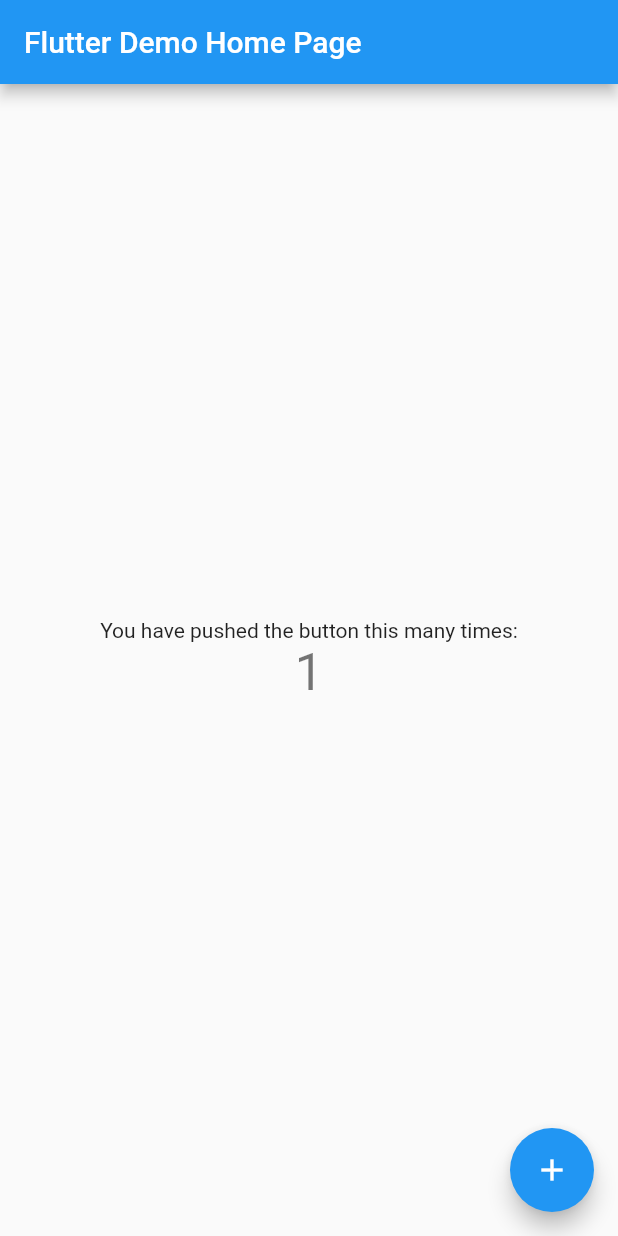
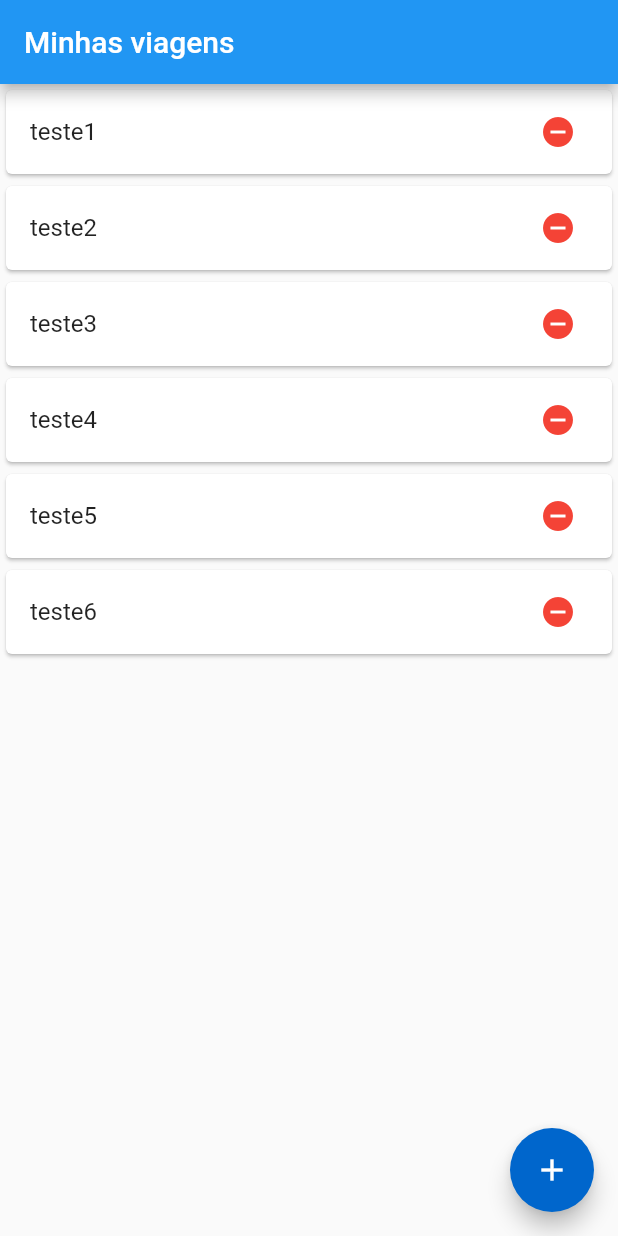
Before and after one commit to ayoline/minhas-viagens, a Flutter app: the screen it shows after launch, after a tap on the "add" icon, on a phone screen of 412 x 824 dp. Run offline on Flutter 3.47's test engine with Material 2 defaults, Android fonts, the light colour scheme and no system bars.

Commit message:
adiciona e configura  SplashScreen, adiciona floatingActionButton e ListTile

```diff
--- /dev/null
+++ b/lib/Home.dart
@@ -0,0 +1,80 @@
+import 'package:flutter/material.dart';
+
+class Home extends StatefulWidget {
+  const Home({Key? key}) : super(key: key);
+
+  @override
+  _HomeState createState() => _HomeState();
+}
+
+class _HomeState extends State<Home> {
+  List _listaViagens = [
+    "teste1",
+    "teste2",
+    "teste3",
+    "teste4",
+    "teste5",
+    "teste6",
+  ];
+
+  @override
+  Widget build(BuildContext context) {
+    return Scaffold(
+      appBar: AppBar(
+        title: Text("Minhas viagens"),
+      ),
+      floatingActionButton: FloatingActionButton(
+        child: Icon(Icons.add),
+        backgroundColor: Color(0xff0066cc),
+        onPressed: () {
+          _adicionarLocal();
+        },
+      ),
+      body: Column(
+        children: [
+          Expanded(
+            child: ListView.builder(
+              itemCount: _listaViagens.length,
+              itemBuilder: (context, index) {
+                String titulo = _listaViagens[index];
+                return GestureDetector(
+                  onTap: () {
+                    _abrirMapa();
+                  },
+                  child: Card(
+                    child: ListTile(
+                      title: Text(titulo),
+                      trailing: Row(
+                        mainAxisSize: MainAxisSize.min,
+                        children: [
+                          GestureDetector(
+                            onTap: () {
+                              _excluirViagem();
+                            },
+                            child: Padding(
+                              padding: EdgeInsets.all(8),
+                              child: Icon(
+                                Icons.remove_circle,
+                                color: Colors.red,
+                              ),
+                            ),
+                          )
+                        ],
+                      ),
+                    ),
+                  ),
+                );
+              },
+            ),
+          ),
+        ],
+      ),
+    );
+  }
+
+  _adicionarLocal() {}
+
+  _excluirViagem() {}
+
+  _abrirMapa() {}
+}
--- /dev/null
+++ b/lib/SplashScreen.dart
@@ -0,0 +1,38 @@
+import 'dart:async';
+import 'package:flutter/material.dart';
+import 'package:minhas_viagens/Home.dart';
+
+class SplashScreen extends StatefulWidget {
+  const SplashScreen({Key? key}) : super(key: key);
+
+  @override
+  _SplashScreenState createState() => _SplashScreenState();
+}
+
+class _SplashScreenState extends State<SplashScreen> {
+  @override
+  void didChangeDependencies() {
+    super.didChangeDependencies();
+    Timer(Duration(seconds: 3), () {
+      Navigator.pushReplacement(
+        context,
+        MaterialPageRoute(
+          builder: (_) => Home(),
+        ),
+      );
+    });
+  }
+
+  @override
+  Widget build(BuildContext context) {
+    return Scaffold(
+      body: Container(
+        color: Color(0xff0066cc),
+        padding: EdgeInsets.all(60),
+        child: Center(
+          child: Image.asset("images/logo.png"),
+        ),
+      ),
+    );
+  }
+}
--- a/lib/main.dart
+++ b/lib/main.dart
@@ -1,113 +1,10 @@
 import 'package:flutter/material.dart';
+import 'SplashScreen.dart';
 
 void main() {
-  runApp(MyApp());
+  runApp(MaterialApp(
+    debugShowCheckedModeBanner: false,
+    title: "Minhas viagens",
+    home: SplashScreen(),
+  ));
 }
-
-class MyApp extends StatelessWidget {
-  // This widget is the root of your application.
-  @override
-  Widget build(BuildContext context) {
-    return MaterialApp(
-      title: 'Flutter Demo',
-      theme: ThemeData(
-        // This is the theme of your application.
-        //
-        // Try running your application with "flutter run". You'll see the
-        // application has a blue toolbar. Then, without quitting the app, try
-        // changing the primarySwatch below to Colors.green and then invoke
-        // "hot reload" (press "r" in the console where you ran "flutter run",
-        // or simply save your changes to "hot reload" in a Flutter IDE).
-        // Notice that the counter didn't reset back to zero; the application
-        // is not restarted.
-        primarySwatch: Colors.blue,
-      ),
-      home: MyHomePage(title: 'Flutter Demo Home Page'),
-    );
-  }
-}
-
-class MyHomePage extends StatefulWidget {
-  MyHomePage({Key? key, required this.title}) : super(key: key);
-
-  // This widget is the home page of your application. It is stateful, meaning
-  // that it has a State object (defined below) that contains fields that affect
-  // how it looks.
-
-  // This class is the configuration for the state. It holds the values (in this
-  // case the title) provided by the parent (in this case the App widget) and
-  // used by the build method of the State. Fields in a Widget subclass are
-  // always marked "final".
-
-  final String title;
-
-  @override
-  _MyHomePageState createState() => _MyHomePageState();
-}
-
-class _MyHomePageState extends State<MyHomePage> {
-  int _counter = 0;
-
-  void _incrementCounter() {
-    setState(() {
-      // This call to setState tells the Flutter framework that something has
-      // changed in this State, which causes it to rerun the build method below
-      // so that the display can reflect the updated values. If we changed
-      // _counter without calling setState(), then the build method would not be
-      // called again, and so nothing would appear to happen.
-      _counter++;
-    });
-  }
-
-  @override
-  Widget build(BuildContext context) {
-    // This method is rerun every time setState is called, for instance as done
-    // by the _incrementCounter method above.
-    //
-    // The Flutter framework has been optimized to make rerunning build methods
-    // fast, so that you can just rebuild anything that needs updating rather
-    // than having to individually change instances of widgets.
-    return Scaffold(
-      appBar: AppBar(
-        // Here we take the value from the MyHomePage object that was created by
-        // the App.build method, and use it to set our appbar title.
-        title: Text(widget.title),
-      ),
-      body: Center(
-        // Center is a layout widget. It takes a single child and positions it
-        // in the middle of the parent.
-        child: Column(
-          // Column is also a layout widget. It takes a list of children and
-          // arranges them vertically. By default, it sizes itself to fit its
-          // children horizontally, and tries to be as tall as its parent.
-          //
-          // Invoke "debug painting" (press "p" in the console, choose the
-          // "Toggle Debug Paint" action from the Flutter Inspector in Android
-          // Studio, or the "Toggle Debug Paint" command in Visual Studio Code)
-          // to see the wireframe for each widget.
-          //
-          // Column has various properties to control how it sizes itself and
-          // how it positions its children. Here we use mainAxisAlignment to
-          // center the children vertically; the main axis here is the vertical
-          // axis because Columns are vertical (the cross axis would be
-          // horizontal).
-          mainAxisAlignment: MainAxisAlignment.center,
-          children: <Widget>[
-            Text(
-              'You have pushed the button this many times:',
-            ),
-            Text(
-              '$_counter',
-              style: Theme.of(context).textTheme.headline4,
-            ),
-          ],
-        ),
-      ),
-      floatingActionButton: FloatingActionButton(
-        onPressed: _incrementCounter,
-        tooltip: 'Increment',
-        child: Icon(Icons.add),
-      ), // This trailing comma makes auto-formatting nicer for build methods.
-    );
-  }
-}
--- a/pubspec.yaml
+++ b/pubspec.yaml
@@ -48,6 +48,8 @@
   # assets:
   #   - images/a_dot_burr.jpeg
   #   - images/a_dot_ham.jpeg
+  assets:
+  - images/logo.png
 
   # An image asset can refer to one or more resolution-specific "variants", see
   # https://flutter.dev/assets-and-images/#resolution-aware.
```
Also changed, not shown: images/logo.png (added).
